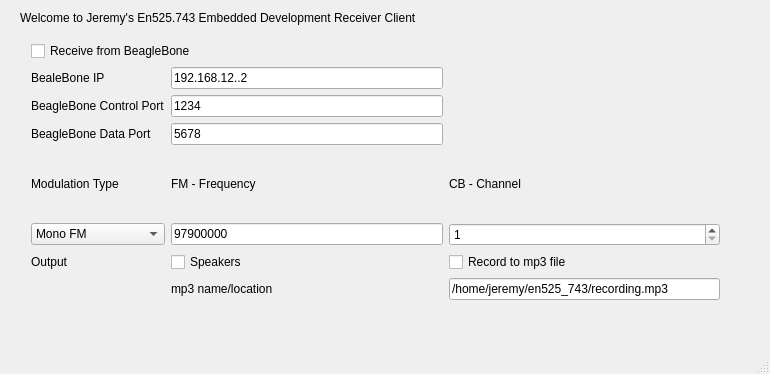
Above: sdr_client/src/mainwindow.ui from jprince14/en525.743 before the change. Below: the same form after it.
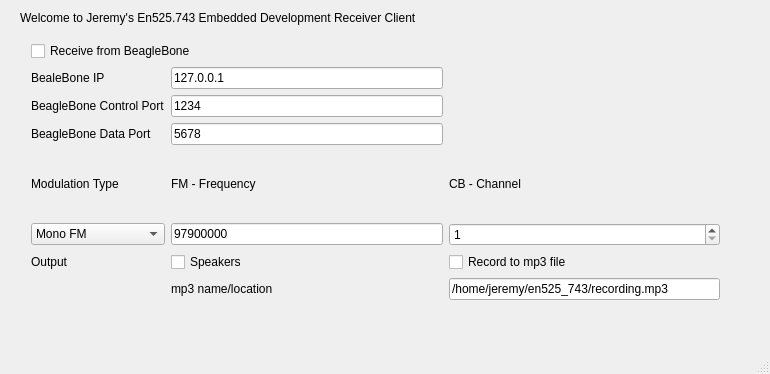
That is the form after the change.

Patch:
```diff
--- a/sdr_client/src/mainwindow.ui
+++ b/sdr_client/src/mainwindow.ui
@@ -121,7 +121,7 @@
        <item row="1" column="1">
         <widget class="QLineEdit" name="beaglebone_ip">
          <property name="text">
-          <string>192.168.12..2</string>
+          <string>127.0.0.1</string>
          </property>
         </widget>
        </item>
```
